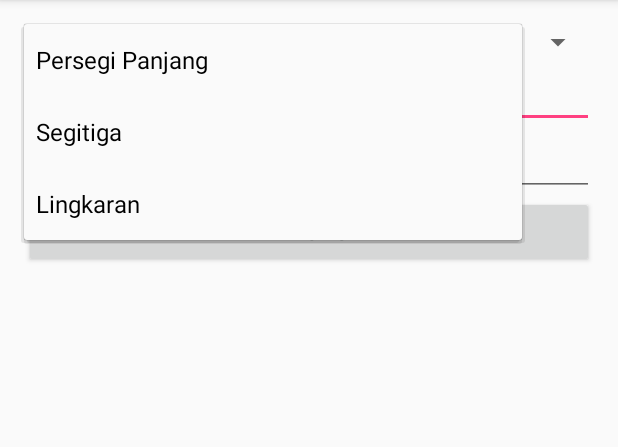
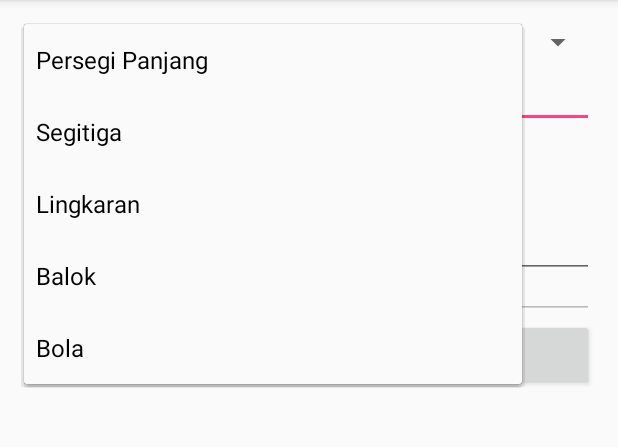
Before and after one commit to rijalputra/pelatihan_droid, an Android app: the screen it shows after launch (MainActivity), after a tap on "Persegi Panjang", on a phone screen of 412 x 824 dp, the part 84-531 px from its top. Run offline under Robolectric (Android 15) with nearby library versions, the light colour scheme and no system bars.

Commit message:
Tugas Balok+Bola

```diff
--- a/GeometryCalculator/app/src/main/res/layout/activity_main.xml
+++ b/GeometryCalculator/app/src/main/res/layout/activity_main.xml
@@ -53,9 +53,27 @@
         android:gravity="center_vertical"
         android:text="Lebar"/>
 
+    <EditText
+        android:id="@+id/input3"
+        android:layout_below="@id/input2"
+        android:layout_alignParentRight="true"
+        android:layout_width="150dp"
+        android:layout_height="wrap_content"
+        android:inputType="numberDecimal"/>
+
+    <TextView
+        android:id="@+id/txt3"
+        android:layout_below="@id/input2"
+        android:layout_alignParentLeft="true"
+        android:layout_width="wrap_content"
+        android:layout_height="wrap_content"
+        android:layout_alignBottom="@id/input3"
+        android:gravity="center_vertical"
+        android:text="Tinggi"/>
+
     <Button
         android:id="@+id/btn_calc"
-        android:layout_below="@id/input2"
+        android:layout_below="@id/input3"
         android:layout_width="match_parent"
         android:layout_height="wrap_content"
         android:text="HITUNG"
--- a/GeometryCalculator/app/src/main/res/values/strings.xml
+++ b/GeometryCalculator/app/src/main/res/values/strings.xml
@@ -4,5 +4,7 @@
         <item>Persegi Panjang</item>
         <item>Segitiga</item>
         <item>Lingkaran</item>
+        <item>Balok</item>
+        <item>Bola</item>
     </string-array>
 </resources>
```
Also changed, not shown: GeometryCalculator/app/src/main/java/com/muhammad/rijal/falansyah/putra/geometrycalculator/MainActivity.java (+57 -4 lines).
